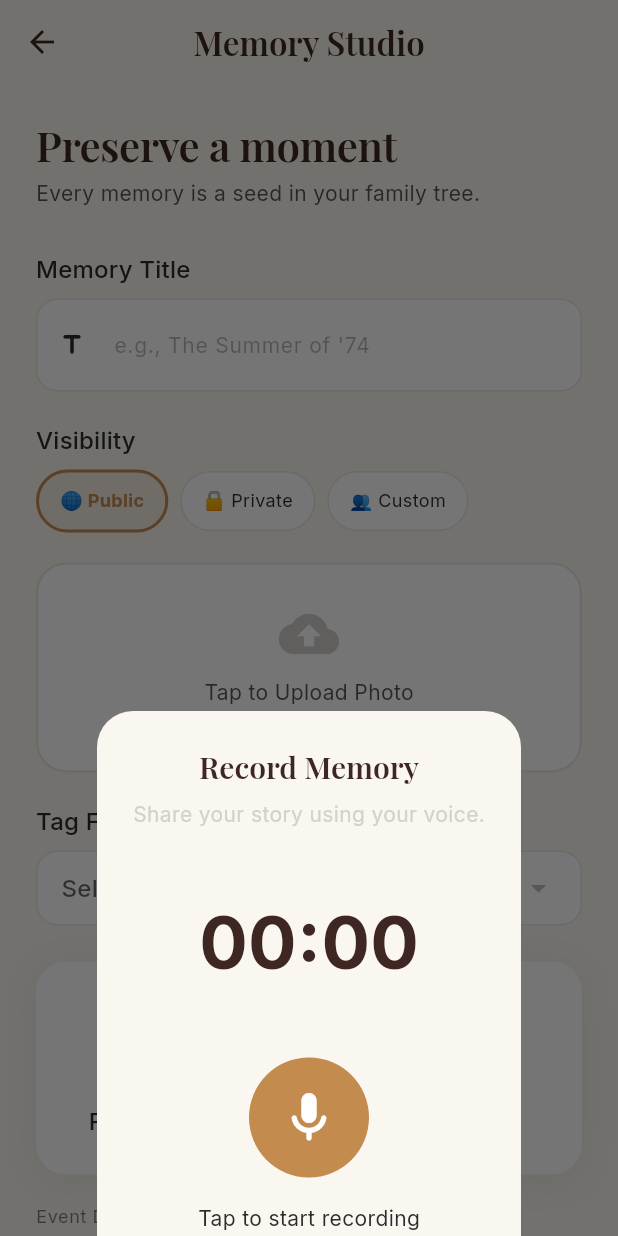
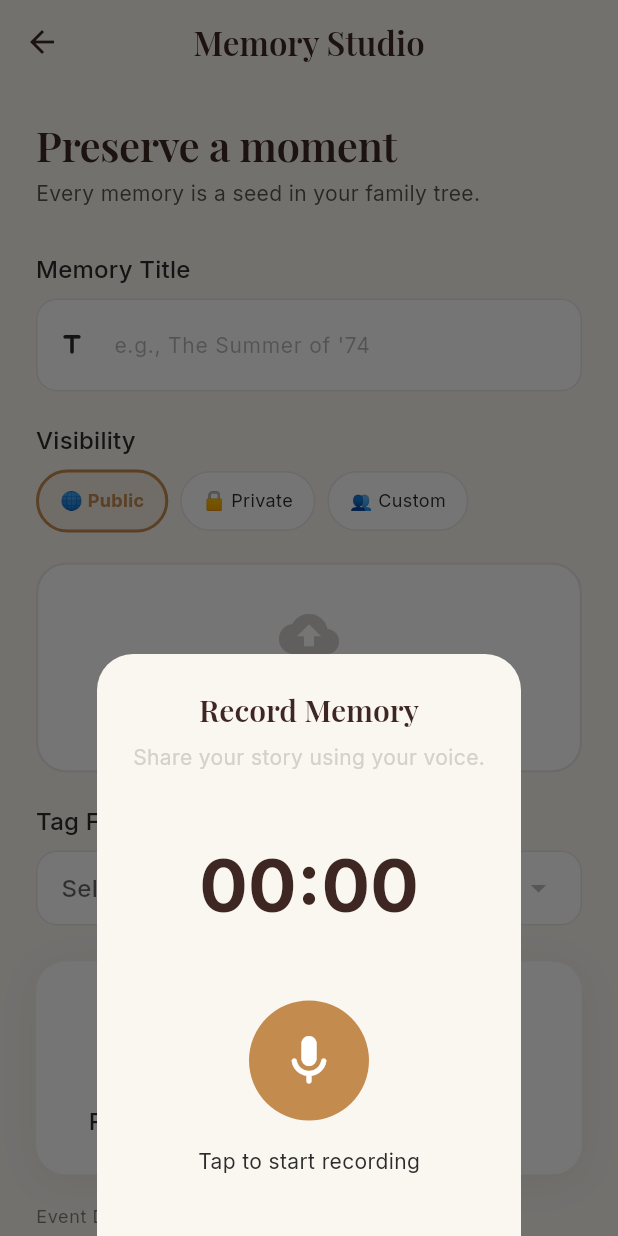
Before and after one commit to Mursalin7842/Mynest, a Flutter app: the MemoryStudioScreen screen opened directly, after a tap on "Record Audio", on a phone screen of 412 x 824 dp. Run offline on Flutter 3.47's test engine with Material 3 defaults, Android fonts, the phone set to English and light mode, and no system bars; our stand-ins replace appwrite, audioplayers, flutter_animate, google_fonts, image_picker; accounts and stored records are empty; network calls fail.

Commit message:
Fix memory studio audio recorder layout overflow and add audio playback review feature.

```diff
--- a/mynest_app/lib/screens/studio/memory_studio_screen.dart
+++ b/mynest_app/lib/screens/studio/memory_studio_screen.dart
@@ -366,42 +366,90 @@ class _MockAudioRecorder extends StatefulWidget {
 
 class _MockAudioRecorderState extends State<_MockAudioRecorder> {
   bool _isRecording = false;
+  bool _isRecorded = false;
+  bool _isPlaying = false;
   int _seconds = 0;
+  int _playPosition = 0;
 
   void _toggleRecord() async {
     if (_isRecording) {
-      // Stop
-      Navigator.pop(context, 'mock_audio_file_${DateTime.now().millisecondsSinceEpoch}.mp3');
+      // Stop recording
+      setState(() {
+        _isRecording = false;
+        _isRecorded = true;
+      });
     } else {
-      // Start
-      setState(() => _isRecording = true);
+      // Start recording
+      setState(() {
+        _isRecording = true;
+        _isRecorded = false;
+        _seconds = 0;
+      });
       while (_isRecording && mounted) {
         await Future.delayed(const Duration(seconds: 1));
-        if (mounted) setState(() => _seconds++);
+        if (mounted && _isRecording) setState(() => _seconds++);
       }
     }
+  }
+
+  void _togglePlay() async {
+    if (_isPlaying) {
+      setState(() => _isPlaying = false);
+    } else {
+      setState(() {
+        _isPlaying = true;
+        if (_playPosition >= _seconds) _playPosition = 0;
+      });
+      while (_isPlaying && mounted && _playPosition < _seconds) {
+        await Future.delayed(const Duration(seconds: 1));
+        if (mounted && _isPlaying) {
+          setState(() {
+            _playPosition++;
+            if (_playPosition >= _seconds) _isPlaying = false;
+          });
+        }
+      }
+    }
+  }
+
+  void _retake() {
+    setState(() {
+      _isRecorded = false;
+      _isPlaying = false;
+      _seconds = 0;
+      _playPosition = 0;
+    });
+  }
+
+  void _save() {
+    Navigator.pop(context, 'mock_audio_file_${DateTime.now().millisecondsSinceEpoch}.mp3');
   }
 
   @override
   void dispose() {
     _isRecording = false;
+    _isPlaying = false;
     super.dispose();
   }
 
+  String _format(int s) => '${(s ~/ 60).toString().padLeft(2, '0')}:${(s % 60).toString().padLeft(2, '0')}';
+
   @override
   Widget build(BuildContext context) {
-    return Container(
+    return SingleChildScrollView(
+      child: Container(
         padding: const EdgeInsets.all(24),
-      height: 350,
         child: Column(
+          mainAxisSize: MainAxisSize.min,
           children: [
             Text('Record Memory', style: Theme.of(context).textTheme.headlineMedium),
             const SizedBox(height: 8),
-          const Text('Share your story using your voice.', style: TextStyle(color: NestTheme.mist)),
+            Text(_isRecorded ? 'Review your recording.' : 'Share your story using your voice.', style: const TextStyle(color: NestTheme.mist)),
             const SizedBox(height: 40),
 
+            if (!_isRecorded) ...[
               Text(
-            '${(_seconds ~/ 60).toString().padLeft(2, '0')}:${(_seconds % 60).toString().padLeft(2, '0')}',
+                _format(_seconds),
                 style: const TextStyle(fontSize: 48, fontWeight: FontWeight.bold, color: NestTheme.darkBrown),
               ),
               const SizedBox(height: 40),
@@ -429,7 +477,66 @@ class _MockAudioRecorderState extends State<_MockAudioRecorder> {
               const SizedBox(height: 16),
               Text(_isRecording ? 'Tap to stop recording' : 'Tap to start recording',
                   style: TextStyle(color: _isRecording ? NestTheme.dustyRose : NestTheme.charcoal)),
+            ] else ...[
+              // Playback UI
+              Text(
+                '${_format(_playPosition)} / ${_format(_seconds)}',
+                style: const TextStyle(fontSize: 32, fontWeight: FontWeight.bold, color: NestTheme.darkBrown),
+              ),
+              const SizedBox(height: 16),
+              SliderTheme(
+                data: SliderThemeData(
+                  trackHeight: 4,
+                  thumbShape: const RoundSliderThumbShape(enabledThumbRadius: 6),
+                  activeTrackColor: NestTheme.amber,
+                  inactiveTrackColor: NestTheme.parchment,
+                  thumbColor: NestTheme.deepAmber,
+                ),
+                child: Slider(
+                  min: 0,
+                  max: _seconds > 0 ? _seconds.toDouble() : 1,
+                  value: _playPosition.toDouble().clamp(0, _seconds > 0 ? _seconds.toDouble() : 1),
+                  onChanged: (v) {
+                    setState(() {
+                      _playPosition = v.toInt();
+                    });
+                  },
+                ),
+              ),
+              const SizedBox(height: 24),
+              Row(
+                mainAxisAlignment: MainAxisAlignment.center,
+                children: [
+                  OutlinedButton.icon(
+                    onPressed: _retake,
+                    icon: const Icon(Icons.replay_rounded),
+                    label: const Text('Retake'),
+                  ),
+                  const SizedBox(width: 16),
+                  Container(
+                    decoration: const BoxDecoration(shape: BoxShape.circle, gradient: NestTheme.buttonGradient),
+                    child: IconButton(
+                      icon: Icon(_isPlaying ? Icons.pause_rounded : Icons.play_arrow_rounded, color: Colors.white),
+                      iconSize: 32,
+                      onPressed: _togglePlay,
+                    ),
+                  ),
                 ],
+              ),
+              const SizedBox(height: 32),
+              SizedBox(
+                width: double.infinity,
+                height: 50,
+                child: ElevatedButton(
+                  onPressed: _save,
+                  style: ElevatedButton.styleFrom(backgroundColor: NestTheme.sage),
+                  child: const Text('Save to Vault'),
+                ),
+              )
+            ],
+            const SizedBox(height: 16), // Bottom padding for safety
+          ],
+        ),
       ),
     );
   }
```
Lines whose indentation alone changed are shown as unchanged.
